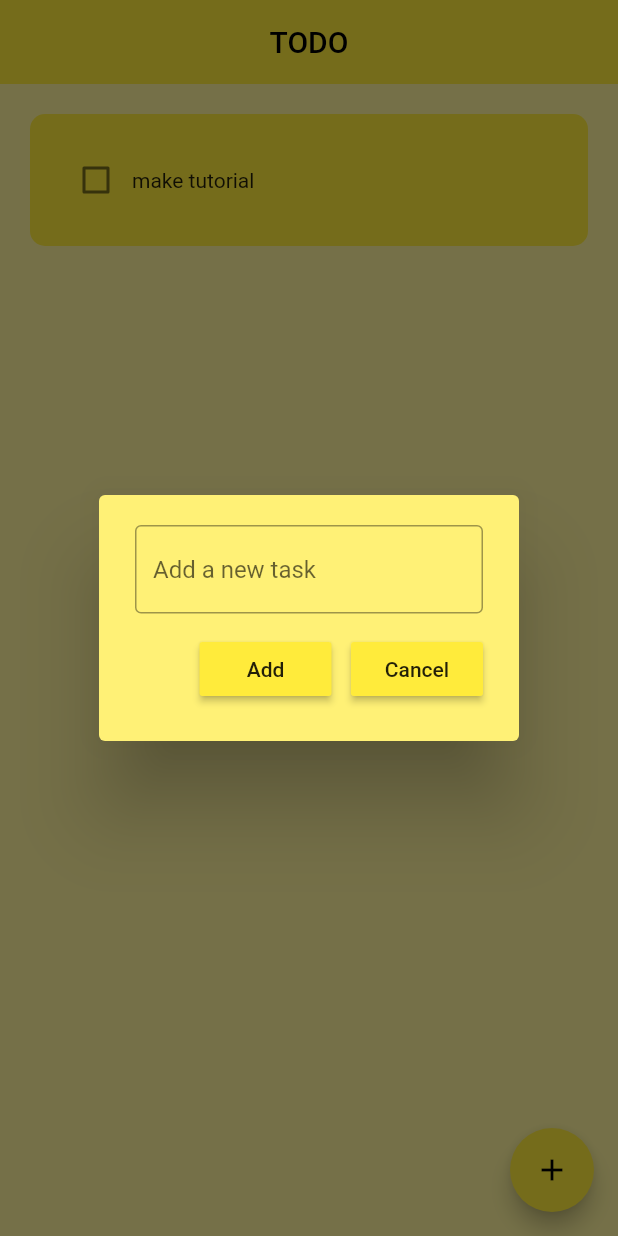
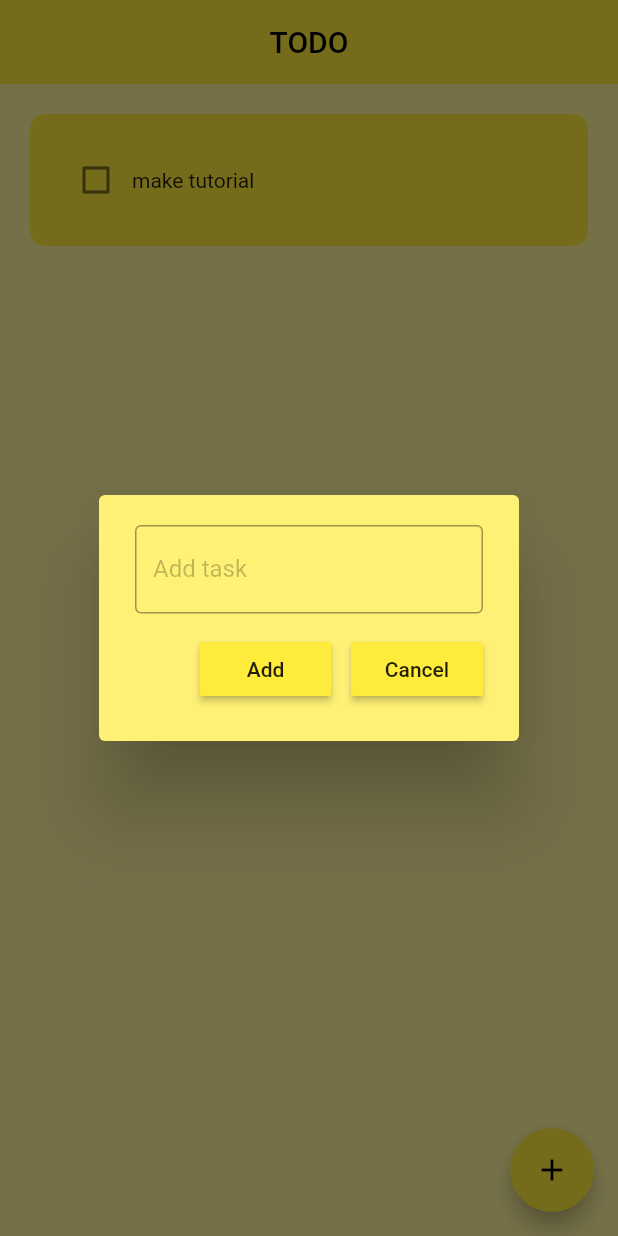
Before and after one commit to Nilav2608/todo_app, a Flutter app: the screen it shows after launch, after a tap on the "add" icon, on a phone screen of 412 x 824 dp. Run offline on Flutter 3.47's test engine with Material 2 defaults, Android fonts, the phone set to English and light mode, and no system bars; drawn by our look-alikes of flutter_slidable.

Commit message:
hint label

```diff
--- a/lib/utils/add_dialog.dart
+++ b/lib/utils/add_dialog.dart
@@ -6,7 +6,11 @@ class AddDialog extends StatelessWidget {
   final controller;
   VoidCallback save;
   VoidCallback cancel;
-  AddDialog({super.key, required this.controller, required this.cancel,required this.save});
+  AddDialog(
+      {super.key,
+      required this.controller,
+      required this.cancel,
+      required this.save});
 
   @override
   Widget build(BuildContext context) {
@@ -21,6 +25,8 @@ class AddDialog extends StatelessWidget {
               decoration: const InputDecoration(
                   focusedBorder: OutlineInputBorder(),
                   border: OutlineInputBorder(),
+                  labelText: "Add task",
+                  labelStyle: TextStyle(color: Colors.black26),
                   hintText: "Add a new task"),
             ),
             const SizedBox(
```
Also changed, not shown: 2 other files.
